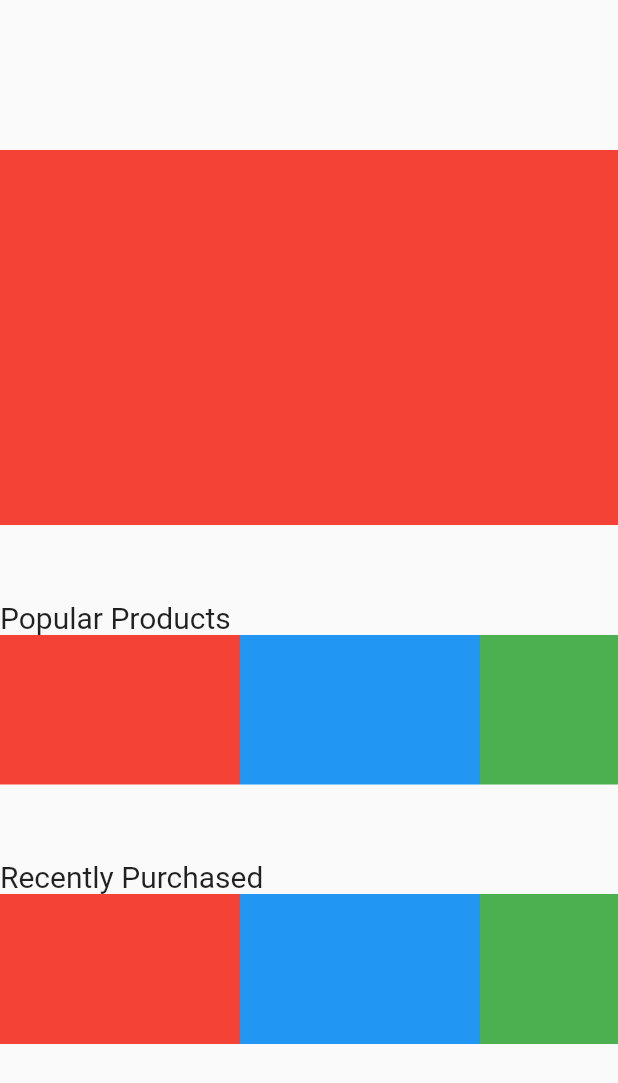
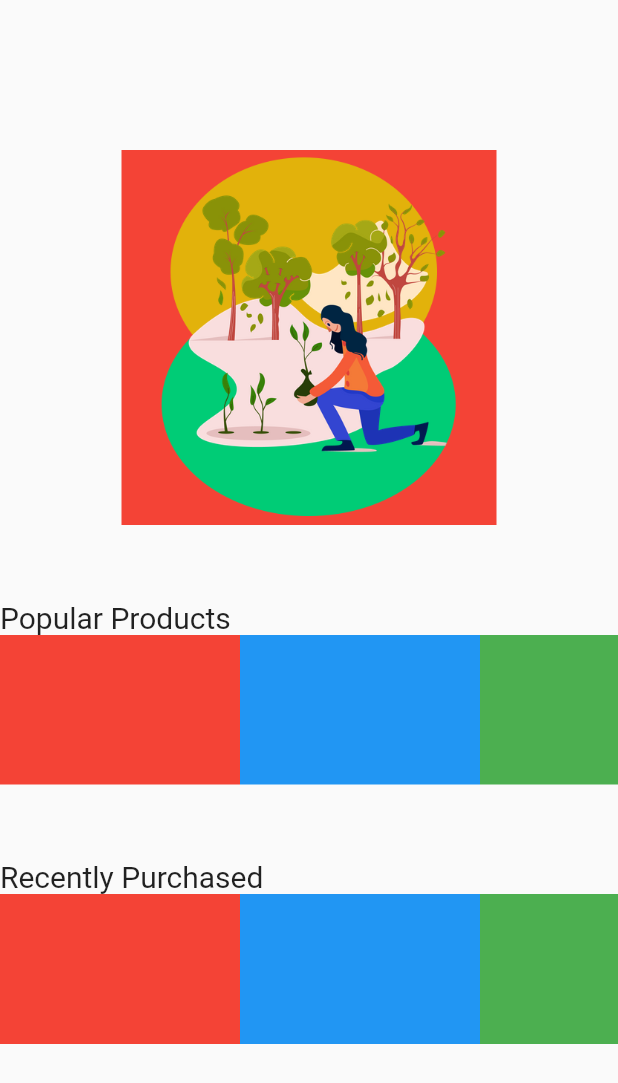
Before and after one commit to IllogicalTree/Sustain, a Flutter app: the screen it shows after launch, on a phone screen of 412 x 824 dp. Shown: the top 1083 px of the screen. Run offline on Flutter 3.47's test engine with Material 2 defaults, Android fonts, the phone set to English and light mode, and no system bars.

Commit message:
adds tree planting image

```diff
--- a/lib/main.dart
+++ b/lib/main.dart
@@ -27,7 +27,11 @@ class Products extends StatelessWidget {
           SizedBox(height: 100),
           Container(
             height: 250,
-            child: Container(color: Colors.red),
+            child: Container(
+              width: 250,
+              color: Colors.red,
+              child: Image.asset('assets/tree-planting-icon.png'),
+            ),
           ),
           SizedBox(height: 50),
           Align(
--- a/pubspec.yaml
+++ b/pubspec.yaml
@@ -44,6 +44,8 @@ flutter:
   # the material Icons class.
   uses-material-design: true
 
+  assets:
+    - assets/
   # To add assets to your application, add an assets section, like this:
   # assets:
   #   - images/a_dot_burr.jpeg
```
Also changed, not shown: assets/tree-planting-icon.png (added).
